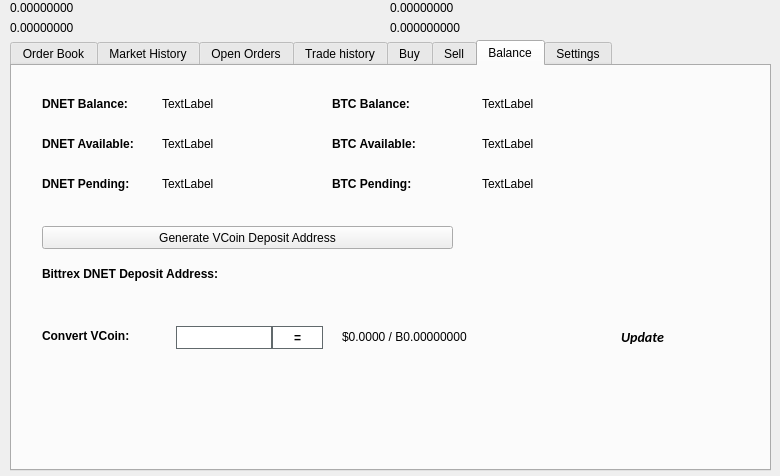
First picture: the form in src/qt/forms/tradingdialog.ui, repository eons-finance/ALQO, before the edit.
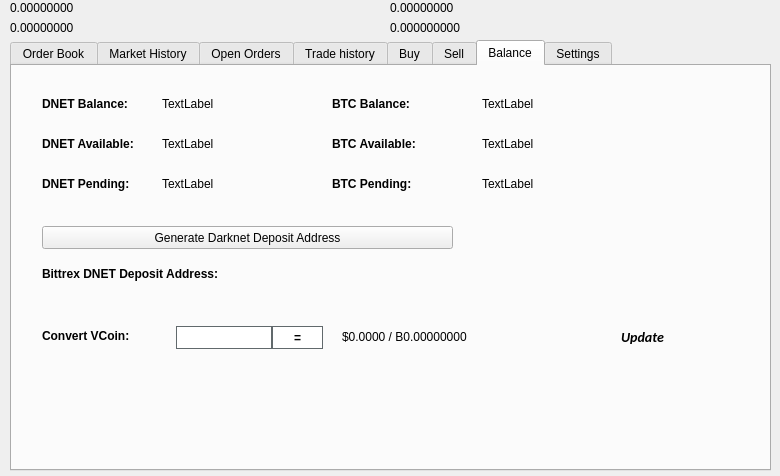
Second picture: the form after the edit. The open tabs and pages were chosen to show the change. Icons and pictures are not drawn.

Commit message: add exchange logo, adjust visuals

Diff of the .ui file:
```diff
--- a/src/qt/forms/tradingdialog.ui
+++ b/src/qt/forms/tradingdialog.ui
@@ -2756,7 +2756,7 @@
       </rect>
      </property>
      <property name="text">
-      <string>Generate VCoin Deposit Address</string>
+      <string>Generate Darknet Deposit Address</string>
      </property>
      <property name="icon">
       <iconset resource="../darknet.qrc">
```
Left out of the diff: 5 changed lines with no effect on the pictures. The commit also changes 2 other files.
